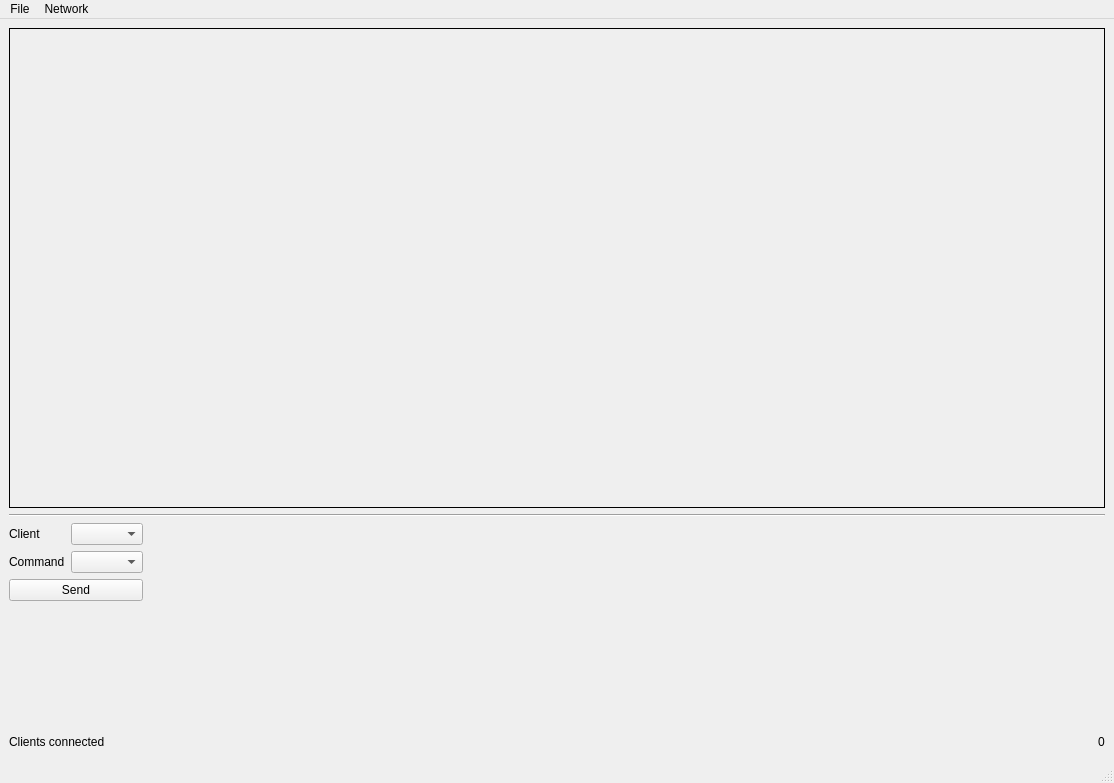
First picture: the form in Server/ui/mainwindow.ui, repository MGritsenko/Server, before the edit.
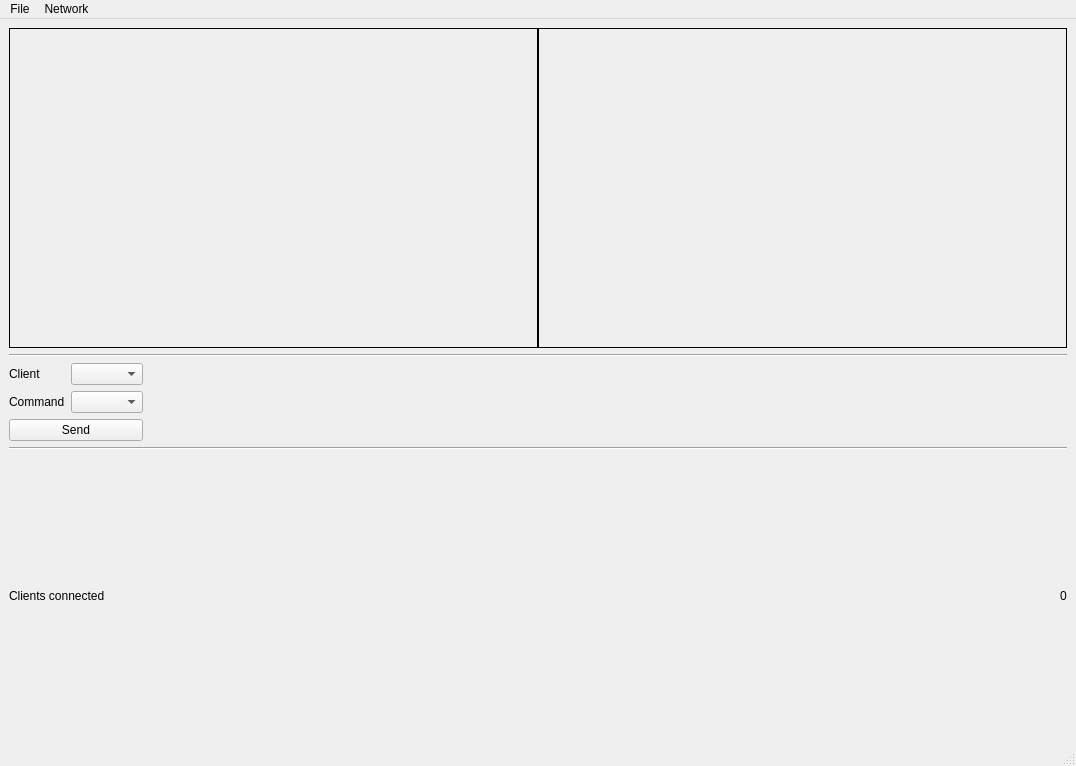
Second picture: the form after the edit.

What changed in the file:
```diff
--- a/Server/ui/mainwindow.ui
+++ b/Server/ui/mainwindow.ui
@@ -6,26 +6,30 @@
    <rect>
     <x>0</x>
     <y>0</y>
-    <width>1114</width>
-    <height>783</height>
+    <width>1076</width>
+    <height>766</height>
    </rect>
   </property>
   <property name="windowTitle">
    <string>Diplom</string>
   </property>
   <widget class="QWidget" name="centralwidget">
-   <layout class="QVBoxLayout" name="verticalLayout_4">
-    <item>
-     <layout class="QHBoxLayout" name="horizontalLayout_2">
-      <item>
        <layout class="QVBoxLayout" name="verticalLayout">
         <item>
+     <layout class="QHBoxLayout" name="horizontalLayout_2">
+      <property name="spacing">
+       <number>0</number>
+      </property>
+      <property name="sizeConstraint">
+       <enum>QLayout::SetMinimumSize</enum>
+      </property>
+      <item>
          <widget class="QLabel" name="frameWindow">
-          <property name="minimumSize">
-           <size>
-            <width>640</width>
-            <height>480</height>
-           </size>
+        <property name="sizePolicy">
+         <sizepolicy hsizetype="Expanding" vsizetype="Preferred">
+          <horstretch>0</horstretch>
+          <verstretch>0</verstretch>
+         </sizepolicy>
           </property>
           <property name="frameShape">
            <enum>QFrame::Box</enum>
@@ -38,7 +42,27 @@
           </property>
          </widget>
         </item>
-       </layout>
+      <item>
+       <widget class="QLabel" name="alphaWindow">
+        <property name="sizePolicy">
+         <sizepolicy hsizetype="Expanding" vsizetype="Preferred">
+          <horstretch>0</horstretch>
+          <verstretch>0</verstretch>
+         </sizepolicy>
+        </property>
+        <property name="minimumSize">
+         <size>
+          <width>0</width>
+          <height>320</height>
+         </size>
+        </property>
+        <property name="frameShape">
+         <enum>QFrame::Box</enum>
+        </property>
+        <property name="text">
+         <string/>
+        </property>
+       </widget>
       </item>
      </layout>
     </item>
@@ -106,17 +130,14 @@
      </layout>
     </item>
     <item>
-     <spacer name="verticalSpacer">
+     <widget class="Line" name="line_2">
       <property name="orientation">
-       <enum>Qt::Vertical</enum>
+       <enum>Qt::Horizontal</enum>
       </property>
-      <property name="sizeHint" stdset="0">
-       <size>
-        <width>20</width>
-        <height>40</height>
-       </size>
-      </property>
-     </spacer>
+     </widget>
+    </item>
+    <item>
+     <layout class="QHBoxLayout" name="clientsListLayout"/>
     </item>
     <item>
      <layout class="QHBoxLayout" name="horizontalLayout">
@@ -156,7 +177,7 @@
     <rect>
      <x>0</x>
      <y>0</y>
-     <width>1114</width>
+     <width>1076</width>
      <height>26</height>
     </rect>
    </property>
```
Lines whose indentation alone changed are shown as unchanged.
